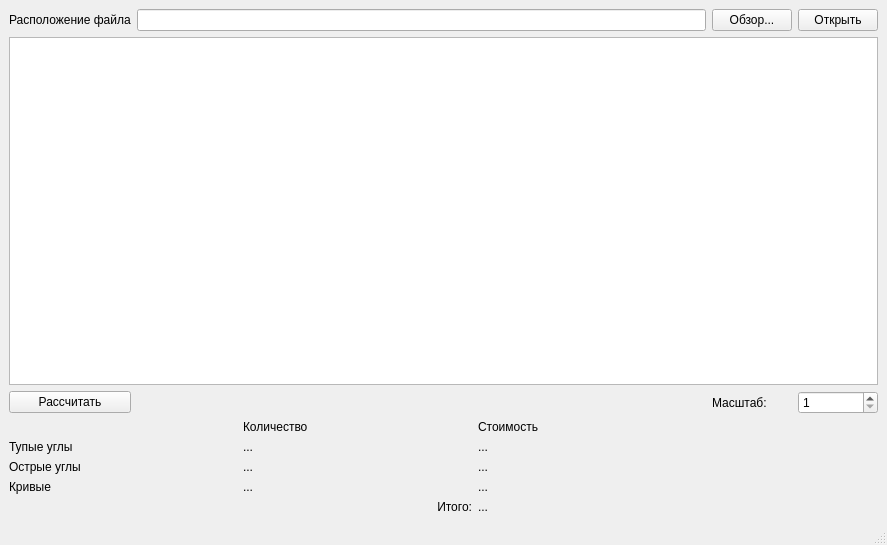
Old version of the form mainwindow.ui in the repository nexza78/dm_radius.
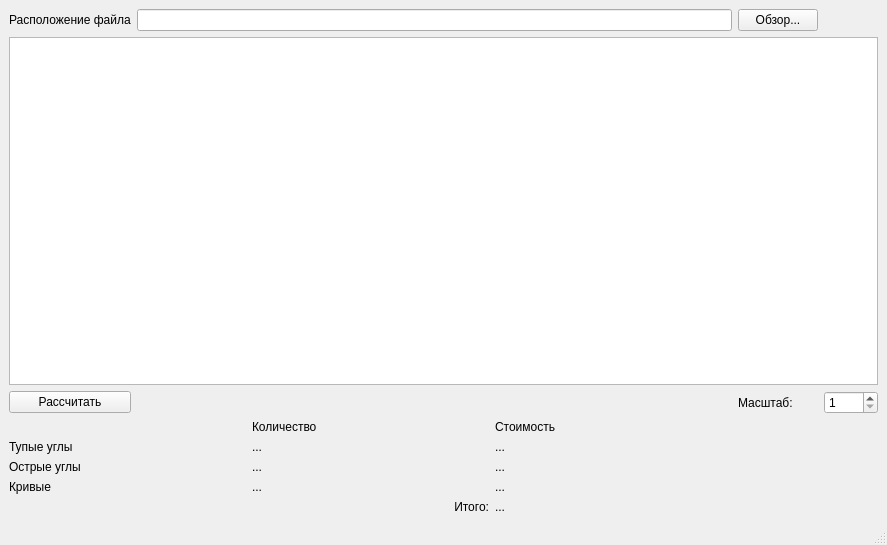
New version of the form.

Patch:
```diff
--- a/mainwindow.ui
+++ b/mainwindow.ui
@@ -140,13 +140,6 @@
     <item row="2" column="0" colspan="4">
      <widget class="QGraphicsView" name="graphicsView"/>
     </item>
-    <item row="0" column="3">
-     <widget class="QPushButton" name="pushButton_open">
-      <property name="text">
-       <string>Открыть</string>
-      </property>
-     </widget>
-    </item>
     <item row="3" column="3">
      <widget class="QSpinBox" name="spinBox">
       <property name="minimum">
```
